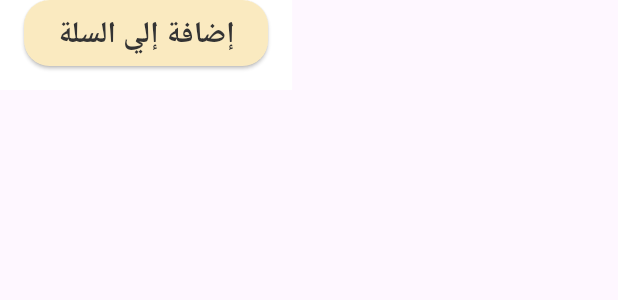
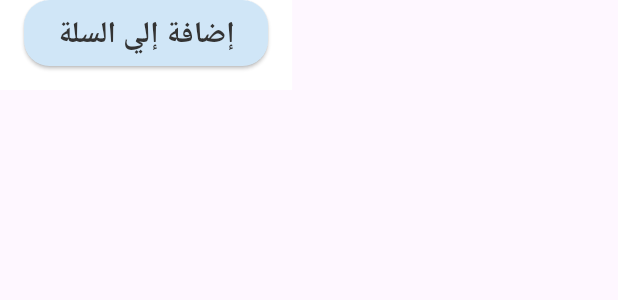
Before and after one commit to QShutta/e-commerce-don-khalid, a Flutter app: the AddToCartButton widget shown alone on an empty page, opened directly, on a phone screen of 412 x 824 dp. Shown: the top 300 px of the screen. Run offline on Flutter 3.47's test engine with Material 3 defaults, Android fonts, the phone set to English and light mode, and no system bars; our stand-ins replace cached_network_image, carousel_slider, dartz, firebase_core, firebase_messaging, flutter_otp_text_field and 7 more; accounts and stored records are empty; project files that could hold a hidden picture were left out.

Commit message:
before of 104

```diff
--- a/lib/view/widgets/product_details_widgets.dart/add_to_cart__button.dart
+++ b/lib/view/widgets/product_details_widgets.dart/add_to_cart__button.dart
@@ -16,7 +16,8 @@ class AddToCartButton extends StatelessWidget {
       child: ElevatedButton(
         onPressed: () {},
         style: ElevatedButton.styleFrom(
-          backgroundColor: AppColor.begie, // Use primary color for the button
+          // backgroundColor: AppColor.begie, // Use primary color for the button
+          backgroundColor: Color.fromARGB(255, 208, 230, 247),
           shape: RoundedRectangleBorder(
             borderRadius: BorderRadius.circular(17),
           ),
```
Also changed, not shown: lib/view/screens/product_details.dart (+9 -7 lines).
